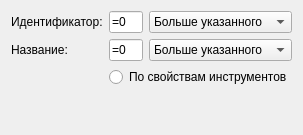
Before: the Qt Designer form groupsearch.ui in mcstarioni/OBOSSANIY-CURSACH, drawn with Qt 5.
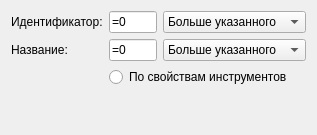
After: the same form once the commit is applied.

Patch:
```diff
--- a/groupsearch.ui
+++ b/groupsearch.ui
@@ -6,7 +6,7 @@
    <rect>
     <x>0</x>
     <y>0</y>
-    <width>285</width>
+    <width>317</width>
     <height>135</height>
    </rect>
   </property>
```
Left out of the diff: 7 changed lines with no effect on the pictures.
